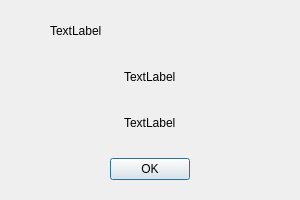
Before: the Qt Designer form src/ui/about.ui in gaaldvd/arxive, drawn with Qt 5.
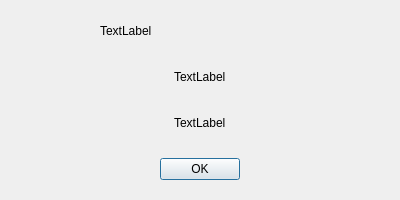
After: the same form once the commit is applied.

Diff of the .ui file:
```diff
--- a/src/ui/about.ui
+++ b/src/ui/about.ui
@@ -6,13 +6,13 @@
    <rect>
     <x>0</x>
     <y>0</y>
-    <width>300</width>
+    <width>400</width>
     <height>200</height>
    </rect>
   </property>
   <property name="minimumSize">
    <size>
-    <width>300</width>
+    <width>400</width>
     <height>200</height>
    </size>
   </property>
```
